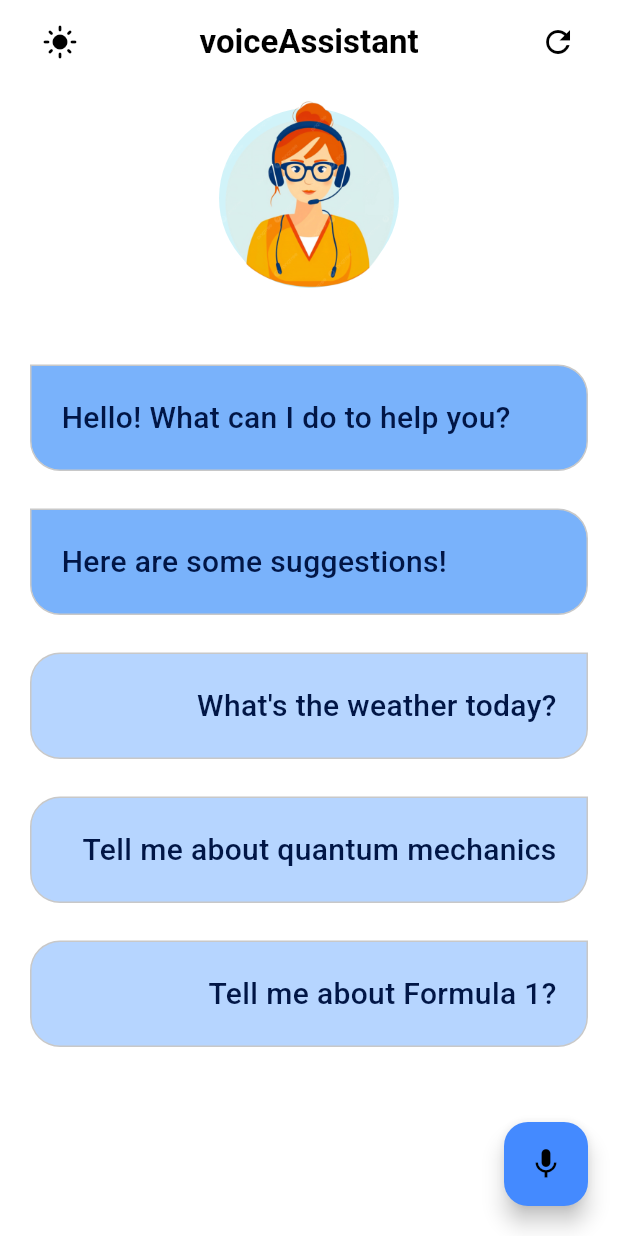
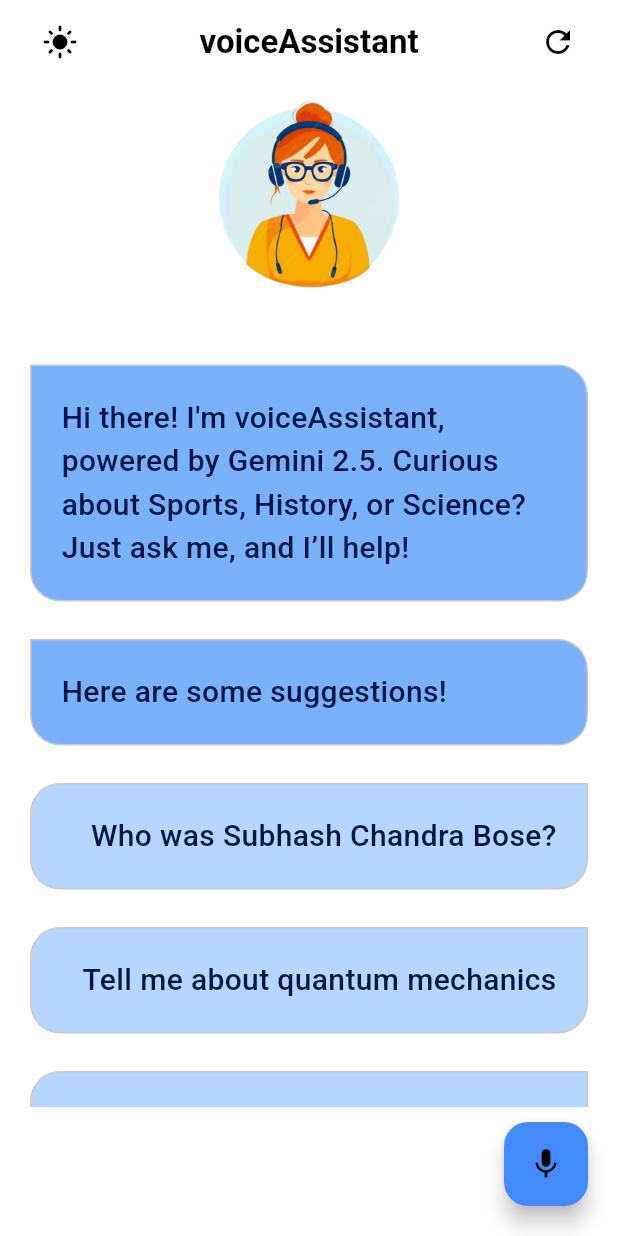
Before and after one commit to VasuBhakt/voiceAssistant, a Flutter app: the screen it shows after launch, on a phone screen of 412 x 824 dp. Run offline on Flutter 3.47's test engine with Material 3 defaults, Android fonts, the phone set to English and light mode, and no system bars; our stand-ins replace flutter_tts, speech_to_text.

Commit message:
ui update 6

```diff
--- a/lib/pages/home_page.dart
+++ b/lib/pages/home_page.dart
@@ -26,7 +26,10 @@
     {
       "role": "model",
       "parts": [
-        {"text": "Hello! What can I do to help you?"},
+        {
+          "text":
+              "Hi there! I'm voiceAssistant, powered by Gemini 2.5. Curious about Sports, History, or Science? Just ask me, and I’ll help!",
+        },
       ],
     },
     {
@@ -38,7 +41,7 @@
     {
       "role": "user",
       "parts": [
-        {"text": "What's the weather today?"},
+        {"text": "Who was Subhash Chandra Bose?"},
       ],
     },
     {
@@ -50,49 +53,46 @@
     {
       "role": "user",
       "parts": [
-        {"text": "Tell me about Formula 1?"},
+        {"text": "What is Formula 1?"},
       ],
     },
   ];
   //String textSearch = '';
-  List<Map<String, dynamic>> messages = [{}];
+  List<Map<String, dynamic>> messages = [];
   String speech = '';
   bool defMessage = true;
   bool isReplying = false;
   bool apiError = false;
+  final GlobalKey<AnimatedListState> _listKey = GlobalKey<AnimatedListState>();
 
   @override
   void initState() {
     super.initState();
     initSpeechToText();
     initTextToSpeech();
-    messages = defaultMessages
-        .map((e) => Map<String, dynamic>.from(e))
-        .toList();
+
+    messages = [];
+
+    Future.delayed(Duration(milliseconds: 300), () {
+      addDefaultMessagesAnimated();
+    });
   }
 
-  void resetApp() {
-    speechToText.stop();
-    flutterTts.stop();
+  void addDefaultMessagesAnimated() async {
+    for (int i = 0; i < defaultMessages.length; i++) {
+      await Future.delayed(Duration(milliseconds: 250)); // animation delay
+      messages.insert(i, Map<String, dynamic>.from(defaultMessages[i]));
+      _listKey.currentState?.insertItem(i);
+    }
+  }
 
-    setState(() {
-      messages = defaultMessages
-          .map((e) => Map<String, dynamic>.from(e))
-          .toList();
-      defMessage = true;
-      speech = "";
-      isReplying = false;
-      apiError = false;
-    });
+  void insertAnimatedMessage(Map<String, dynamic> msg) {
+    messages.add(msg);
+    _listKey.currentState?.insertItem(messages.length - 1);
   }
 
   Future<void> initSpeechToText() async {
     await speechToText.initialize();
-    setState(() {});
-  }
-
-  Future<void> initTextToSpeech() async {
-    await flutterTts.setSharedInstance(true);
     setState(() {});
   }
 
@@ -112,7 +112,6 @@
     });
 
     if (result.finalResult && speech.isNotEmpty && !isReplying) {
-      // LOCK: block duplicates
       addUserMessage(speech);
       speech = '';
 
@@ -126,16 +125,19 @@
           apiError = true;
           isReplying = false;
         });
-        showErrorSnackBar("There seems to be a problem, please try again later.");
+        showErrorSnackBar(
+          "There seems to be a problem, please try again later.",
+        );
         return;
       }
       setState(() {
-        messages.add({
+        insertAnimatedMessage({
           "role": "model",
           "parts": [
             {"text": reply},
           ],
         });
+
         isReplying = false;
         apiError = false;
       });
@@ -146,30 +148,50 @@
     }
   }
 
+  Future<void> initTextToSpeech() async {
+    await flutterTts.setSharedInstance(true);
+    setState(() {});
+  }
+
   Future<void> systemSpeak(String content) async {
     await flutterTts.speak(content);
   }
 
-  @override
-  void dispose() {
-    speechToText.stop();
-    flutterTts.stop();
-    super.dispose();
-  }
+  void addUserMessage(String text) {
+    if (defMessage) {
+      removeAllAnimated();
+      defMessage = false;
+    }
 
-  void addUserMessage(String text) {
     setState(() {
-      if (defMessage) {
-        messages.clear(); // remove default messages if FIRST message
-        defMessage = false;
-      }
-      messages.add({
+      insertAnimatedMessage({
+        "role": "user",
         "parts": [
           {"text": text},
         ],
-        "role": "user",
       });
     });
+  }
+
+  void removeAllAnimated() {
+    final count = messages.length;
+
+    for (int i = count - 1; i >= 0; i--) {
+      final removedMessage = messages.removeAt(i);
+
+      _listKey.currentState?.removeItem(
+        i,
+        (context, animation) => FadeTransition(
+          opacity: animation,
+          child: ChatBubble(
+            message: removedMessage["parts"][0]["text"],
+            role: removedMessage["role"],
+            isDarkMode: widget.isDarkMode,
+          ),
+        ),
+        duration: Duration(milliseconds: 150),
+      );
+    }
   }
 
   void showErrorSnackBar(String message) {
@@ -182,6 +204,34 @@
         duration: Duration(seconds: 3),
       ),
     );
+  }
+
+  void resetApp() {
+    speechToText.stop();
+    flutterTts.stop();
+
+    removeAllAnimated();
+
+    setState(() {
+      messages.clear();
+      _listKey.currentState?.setState(() {});
+
+      Future.delayed(Duration(milliseconds: 300), () {
+        addDefaultMessagesAnimated();
+      });
+
+      defMessage = true;
+      speech = "";
+      isReplying = false;
+      apiError = false;
+    });
+  }
+
+  @override
+  void dispose() {
+    speechToText.stop();
+    flutterTts.stop();
+    super.dispose();
   }
 
   @override
@@ -244,18 +294,23 @@
               ],
             ),
             Expanded(
-              child: ListView.builder(
+              child: AnimatedList(
+                key: _listKey,
                 padding: EdgeInsets.only(top: 10),
-                itemCount: messages.length,
-                itemBuilder: (context, index) {
-                  return ChatBubble(
-                    message: messages[index]["parts"][0]["text"],
-                    role: messages[index]["role"],
-                    isDarkMode: widget.isDarkMode,
+                initialItemCount: messages.length,
+                itemBuilder: (context, index, animation) {
+                  return FadeTransition(
+                    opacity: animation,
+                    child: ChatBubble(
+                      message: messages[index]["parts"][0]["text"],
+                      role: messages[index]["role"],
+                      isDarkMode: widget.isDarkMode,
+                    ),
                   );
                 },
               ),
             ),
+
             if (isReplying)
               Container(
                 alignment: Alignment.centerLeft,
@@ -271,20 +326,6 @@
                 ),
               ),
             SizedBox(height: 10),
-            /*SafeArea(
-              child: Row(
-                children: [
-                  Expanded(child: TextField(
-                    decoration: InputDecoration(
-                      hintText: "Enter your question here!",
-
-                    ),
-                  )),
-                  IconButton(onPressed: () {}, icon: Icon(Icons.send)),
-
-                ],
-              ),
-            ),*/
             SafeArea(
               child: Align(
                 alignment: AlignmentGeometry.bottomRight,
```
Also changed, not shown: 3 other files.
